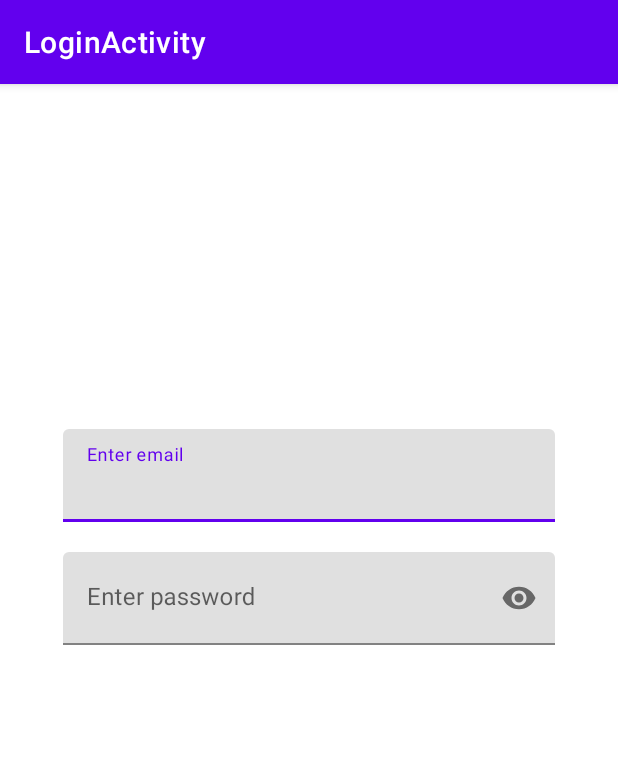
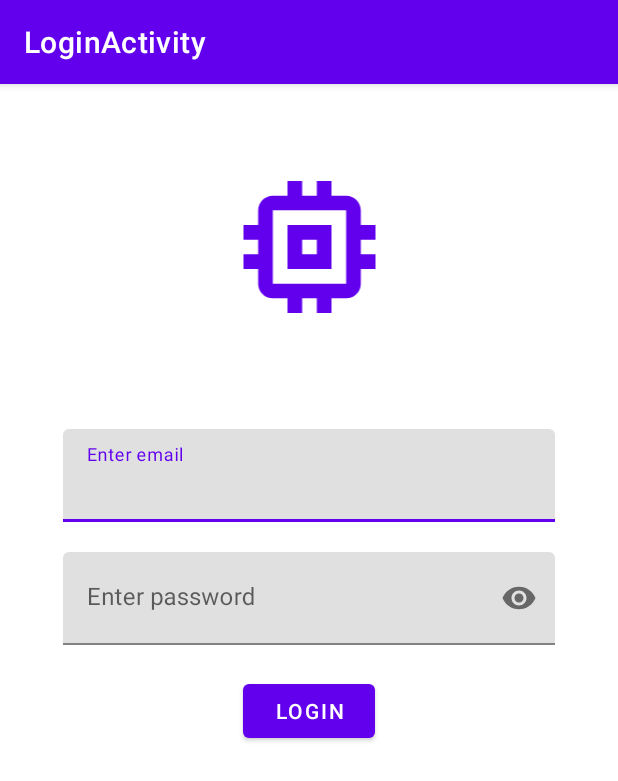
Before and after one commit to delet-dis/loginActivity, an Android app: the screen it shows after launch (MainActivity), on a phone screen of 412 x 824 dp. Shown: the top 781 px of the screen. Run offline under Robolectric (Android 15) with nearby library versions, the phone set to English and light mode, and no system bars.

Commit message:
added logo

```diff
--- /dev/null
+++ b/app/src/main/res/drawable/ic_main_logo_24.xml
@@ -0,0 +1,5 @@
+<vector android:height="50dp" android:tint="#6200EE"
+    android:viewportHeight="24" android:viewportWidth="24"
+    android:width="50dp" xmlns:android="http://schemas.android.com/apk/res/android">
+    <path android:fillColor="@android:color/white" android:pathData="M15,9L9,9v6h6L15,9zM13,13h-2v-2h2v2zM21,11L21,9h-2L19,7c0,-1.1 -0.9,-2 -2,-2h-2L15,3h-2v2h-2L11,3L9,3v2L7,5c-1.1,0 -2,0.9 -2,2v2L3,9v2h2v2L3,13v2h2v2c0,1.1 0.9,2 2,2h2v2h2v-2h2v2h2v-2h2c1.1,0 2,-0.9 2,-2v-2h2v-2h-2v-2h2zM17,17L7,17L7,7h10v10z"/>
+</vector>
--- a/app/src/main/res/layout/activity_main.xml
+++ b/app/src/main/res/layout/activity_main.xml
@@ -6,13 +6,24 @@
         android:layout_height="match_parent"
         tools:context=".MainActivity">
 
+  <ImageView
+          android:id="@+id/logo"
+          android:layout_width="142dp"
+          android:layout_height="117dp"
+          android:layout_marginTop="50dp"
+          android:contentDescription="@string/logoDescription"
+          android:src="@drawable/ic_main_logo_24"
+          app:layout_constraintEnd_toEndOf="parent"
+          app:layout_constraintStart_toStartOf="parent"
+          app:layout_constraintTop_toTopOf="parent"
+          app:srcCompat="@drawable/ic_main_logo_24"
+          tools:srcCompat="@drawable/ic_main_logo_24" />
+
   <com.google.android.material.textfield.TextInputLayout
           android:id="@+id/emaiInput"
           android:layout_width="328dp"
           android:layout_height="wrap_content"
-          android:layout_marginStart="42dp"
           android:layout_marginTop="230dp"
-          android:layout_marginEnd="42dp"
           android:hint="@string/emailHint"
           app:hintAnimationEnabled="true"
           app:hintEnabled="true"
@@ -35,9 +46,7 @@
           android:id="@+id/passwordInput"
           android:layout_width="328dp"
           android:layout_height="wrap_content"
-          android:layout_marginStart="42dp"
           android:layout_marginTop="20dp"
-          android:layout_marginEnd="42dp"
           android:hint="@string/passwordHint"
           app:hintAnimationEnabled="true"
           app:hintEnabled="true"
@@ -55,5 +64,15 @@
 
   </com.google.android.material.textfield.TextInputLayout>
 
+  <Button
+          android:id="@+id/loginButton"
+          android:layout_width="wrap_content"
+          android:layout_height="wrap_content"
+          android:layout_marginTop="20dp"
+          android:text="@string/loginText"
+          app:layout_constraintEnd_toEndOf="parent"
+          app:layout_constraintStart_toStartOf="parent"
+          app:layout_constraintTop_toBottomOf="@+id/passwordInput" />
+
 
 </androidx.constraintlayout.widget.ConstraintLayout>
--- a/app/src/main/res/values/strings.xml
+++ b/app/src/main/res/values/strings.xml
@@ -1,5 +1,7 @@
 <resources>
   <string name="app_name">LoginActivity</string>
+  <string name="logoDescription">App logo</string>
   <string name="emailHint">Enter email</string>
   <string name="passwordHint">Enter password</string>
+  <string name="loginText">Login</string>
 </resources>
```
